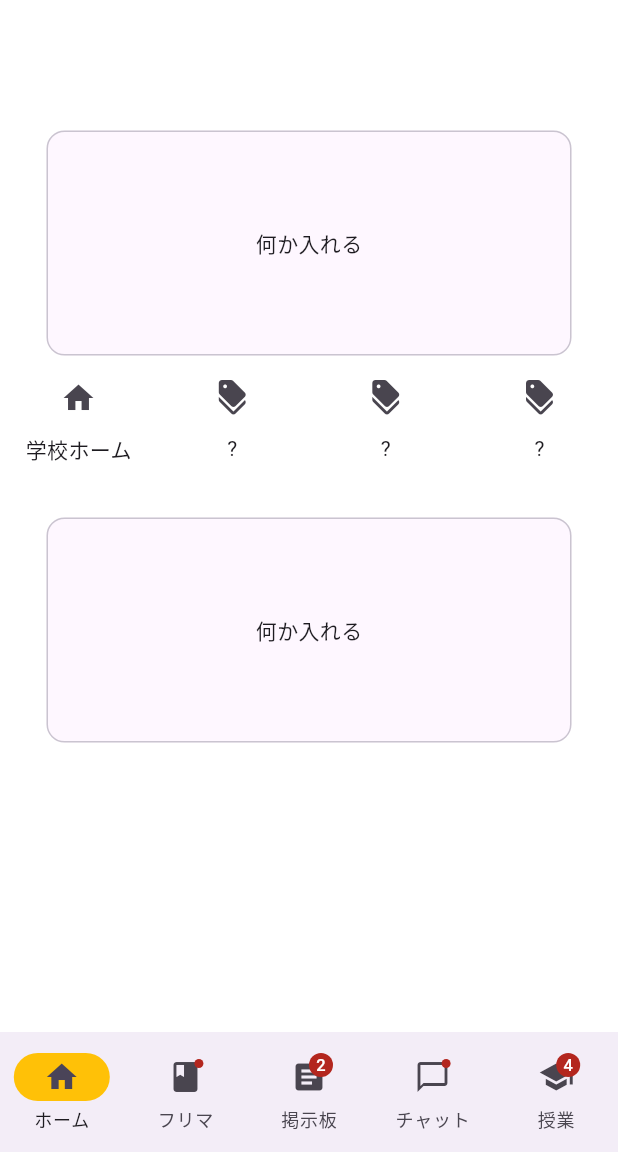
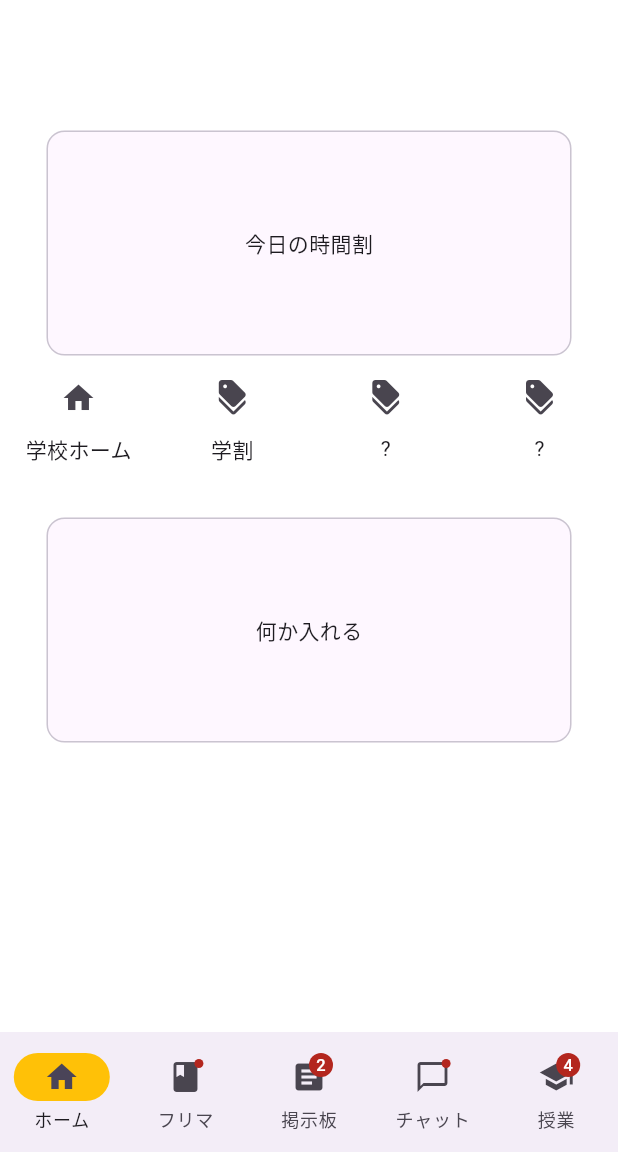
Before and after one commit to LiberaAnima/libera_flutter, a Flutter app: the screen it shows once a user with an empty profile is signed in, on a phone screen of 412 x 824 dp, the part 84-1236 px from its top. Run offline on Flutter 3.47's test engine with Material 3 defaults, Android fonts, the phone set to English and light mode, and no system bars; our stand-ins replace cloud_firestore, firebase_auth, firebase_core, firebase_storage, flutter_chat_types, flutter_chat_ui and 2 more; accounts and stored records are empty.

Commit message:
comment:what to do

```diff
--- a/lib/screen/main_page.dart
+++ b/lib/screen/main_page.dart
@@ -108,7 +108,7 @@ class _MainPagePageState extends State<MainPage> {
                           width: 350,
                           height: 150,
                           child: Center(
-                            child: Text("何か入れる"),
+                            child: Text("今日の時間割"),
                           ),
                         )
                       ],
@@ -119,7 +119,7 @@ class _MainPagePageState extends State<MainPage> {
                     children: [
                       menuIcon(Icons.home, "https://kwic.kwansei.ac.jp/login",
                           "学校ホーム"),
-                      menuIcon(Icons.discount, "/discount", "?"),
+                      menuIcon(Icons.discount, "/discount", "学割"),
                       menuIcon(Icons.discount, "/discount", "?"),
                       menuIcon(Icons.discount, "/discount", "?"),
                     ],
```
